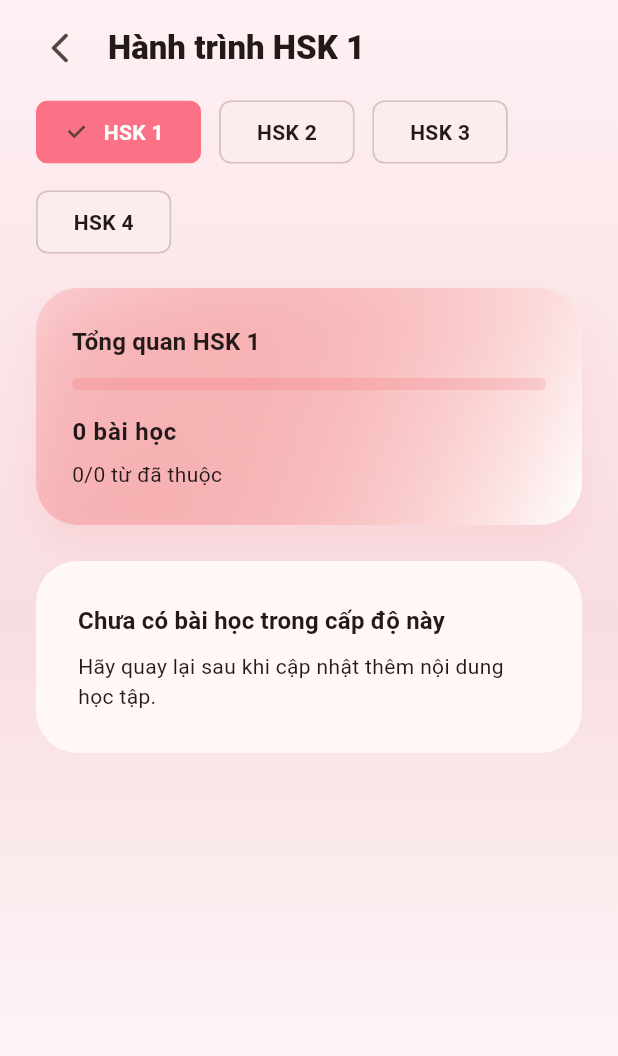
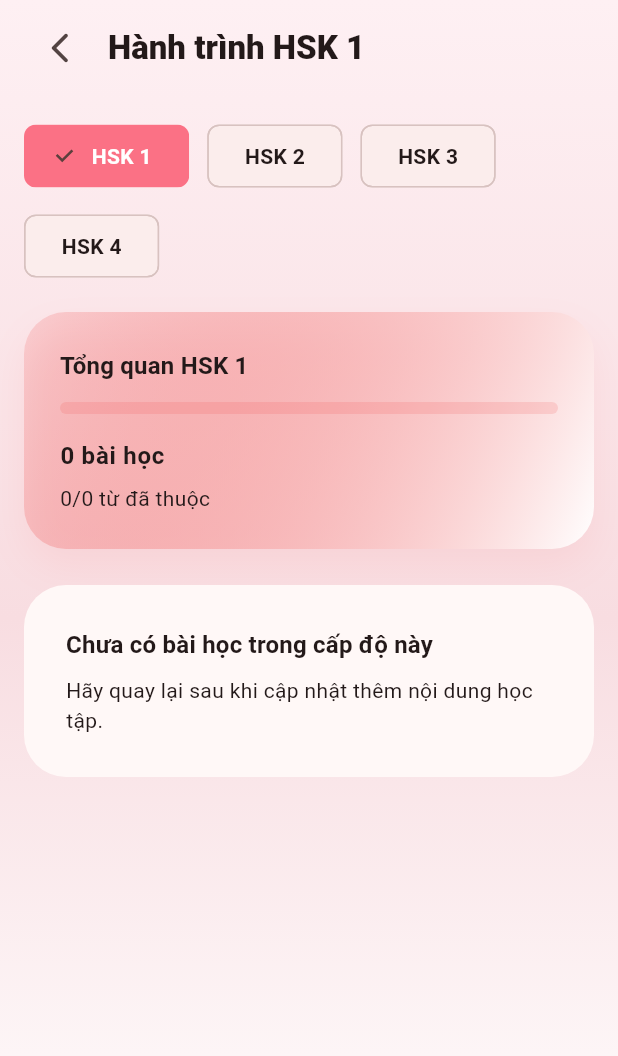
Before and after one commit to hieuhieu2202/learnchinesene, a Flutter app: the SectionListPage screen opened by its route, on a phone screen of 412 x 824 dp. Shown: the top 1056 px of the screen. Run offline on Flutter 3.47's test engine with Material 3 defaults, Android fonts, the light colour scheme and no system bars; our stand-ins replace audioplayers, get, sqflite; accounts and stored records are empty.

Commit message:
Refactor section list layout to prevent zero-size taps

```diff
--- a/lib/features/vocabulary/presentation/pages/section_list_page.dart
+++ b/lib/features/vocabulary/presentation/pages/section_list_page.dart
@@ -33,12 +33,11 @@ class SectionListPage extends GetView<SectionListController> {
             ),
           ),
           child: SafeArea(
-            child: Column(
-              crossAxisAlignment: CrossAxisAlignment.start,
+            child: ListView(
+              physics: const BouncingScrollPhysics(),
+              padding: const EdgeInsets.fromLTRB(16, 8, 16, 32),
               children: [
-                Padding(
-                  padding: const EdgeInsets.fromLTRB(16, 8, 16, 0),
-                  child: Row(
+                Row(
                   children: [
                     IconButton(
                       icon: const Icon(Icons.arrow_back_ios_new_rounded),
@@ -56,14 +55,7 @@ class SectionListPage extends GetView<SectionListController> {
                     ),
                   ],
                 ),
-                ),
-                Expanded(
-                  child: SingleChildScrollView(
-                    physics: const BouncingScrollPhysics(),
-                    padding: const EdgeInsets.fromLTRB(24, 8, 24, 32),
-                    child: Column(
-                      crossAxisAlignment: CrossAxisAlignment.start,
-                      children: [
+                const SizedBox(height: 24),
                 _LevelSwitcher(controller: controller, selectedLevel: selectedLevel),
                 const SizedBox(height: 20),
                 _LevelHero(
@@ -75,14 +67,12 @@ class SectionListPage extends GetView<SectionListController> {
                   firstSection: sections.isEmpty ? null : sections.first,
                 ),
                 const SizedBox(height: 24),
-                        if (isLoading)
-                          const Padding(
-                            padding: EdgeInsets.only(top: 40),
-                            child: Center(child: CircularProgressIndicator()),
-                          )
-                        else if (sections.isEmpty)
-                          const _EmptyState()
-                        else ...[
+                if (isLoading) ...[
+                  const SizedBox(height: 40),
+                  const Center(child: CircularProgressIndicator()),
+                ] else if (sections.isEmpty) ...[
+                  const _EmptyState(),
+                ] else ...[
                   Text(
                     'Danh sách bài học',
                     style: Theme.of(context)
@@ -91,21 +81,18 @@ class SectionListPage extends GetView<SectionListController> {
                         ?.copyWith(fontWeight: FontWeight.w700),
                   ),
                   const SizedBox(height: 16),
-                          for (var index = 0; index < sections.length; index++)
-                            Padding(
+                  ...sections.asMap().entries.map(
+                    (entry) => Padding(
                       padding: EdgeInsets.only(
-                                bottom: index == sections.length - 1 ? 0 : 16,
+                        bottom: entry.key == sections.length - 1 ? 0 : 16,
                       ),
                       child: _UnitCard(
-                                progress: sections[index],
+                        progress: entry.value,
                         level: selectedLevel,
                       ),
                     ),
+                  ),
                 ],
-                      ],
-                    ),
-                  ),
-                ),
               ],
             ),
           ),
@@ -257,7 +244,9 @@ class _UnitCard extends StatelessWidget {
   Widget build(BuildContext context) {
     final theme = Theme.of(context);
     final accent = HskPalette.accentForLevel(level, theme.colorScheme);
-    return Material(
+    return SizedBox(
+      width: double.infinity,
+      child: Material(
         color: Colors.transparent,
         child: InkWell(
           onTap: () => navigateAfterFrame(() {
@@ -271,6 +260,7 @@ class _UnitCard extends StatelessWidget {
           }),
           borderRadius: BorderRadius.circular(28),
           child: Ink(
+            width: double.infinity,
             decoration: BoxDecoration(
               color: theme.colorScheme.surface,
               borderRadius: BorderRadius.circular(28),
@@ -328,6 +318,7 @@ class _UnitCard extends StatelessWidget {
             ),
           ),
         ),
+      ),
     );
   }
 }
```
Lines whose indentation alone changed are shown as unchanged.
